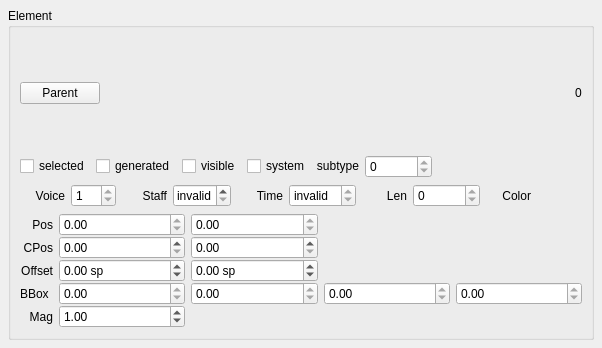
Above: mscore/mscore/element.ui from musescore/musescore-old before the change. Below: the same form after it.
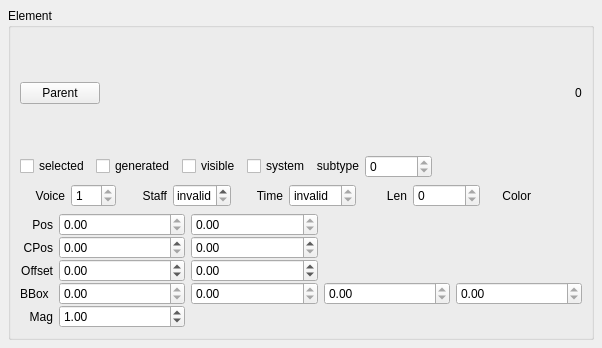
That is the form after the change. Custom widgets are drawn as their Qt base class.

Patch:
```diff
--- a/mscore/mscore/element.ui
+++ b/mscore/mscore/element.ui
@@ -415,7 +415,7 @@
            </sizepolicy>
           </property>
           <property name="suffix">
-           <string comment="do not translate"> sp</string>
+           <string comment="do not translate"/>
           </property>
           <property name="minimum">
            <double>-100000.000000000000000</double>
@@ -437,7 +437,7 @@
            </sizepolicy>
           </property>
           <property name="suffix">
-           <string comment="do not translate"> sp</string>
+           <string comment="do not translate"/>
           </property>
           <property name="minimum">
            <double>-100000.000000000000000</double>
```
